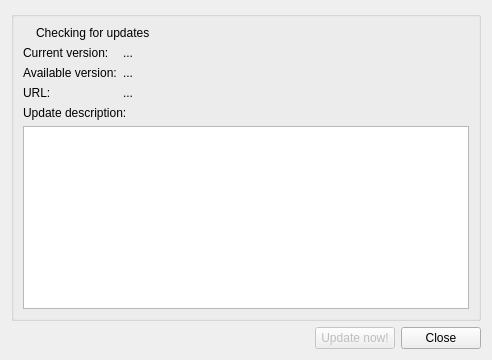
dchapyshev/aspia, file source/common/desktop/update_dialog.ui: the form before one commit.
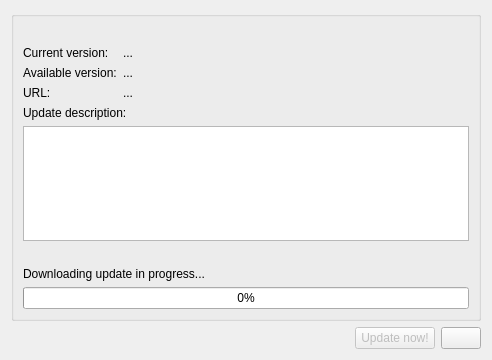
The form after the commit. Icons and pictures are not drawn.

Diff of the .ui file:
```diff
--- a/source/common/desktop/update_dialog.ui
+++ b/source/common/desktop/update_dialog.ui
@@ -41,7 +41,7 @@
         <item>
          <widget class="QLabel" name="label_title">
           <property name="text">
-           <string>Checking for updates</string>
+           <string notr="true"/>
           </property>
          </widget>
         </item>
@@ -154,6 +154,48 @@
         </property>
        </widget>
       </item>
+      <item>
+       <widget class="QLabel" name="label_error">
+        <property name="text">
+         <string notr="true"/>
+        </property>
+        <property name="wordWrap">
+         <bool>true</bool>
+        </property>
+       </widget>
+      </item>
+      <item>
+       <widget class="QWidget" name="widget_progress" native="true">
+        <layout class="QVBoxLayout" name="verticalLayout_7">
+         <property name="leftMargin">
+          <number>0</number>
+         </property>
+         <property name="topMargin">
+          <number>0</number>
+         </property>
+         <property name="rightMargin">
+          <number>0</number>
+         </property>
+         <property name="bottomMargin">
+          <number>0</number>
+         </property>
+         <item>
+          <widget class="QLabel" name="label_progress">
+           <property name="text">
+            <string>Downloading update in progress...</string>
+           </property>
+          </widget>
+         </item>
+         <item>
+          <widget class="QProgressBar" name="progress_bar">
+           <property name="value">
+            <number>0</number>
+           </property>
+          </widget>
+         </item>
+        </layout>
+       </widget>
+      </item>
      </layout>
     </widget>
    </item>
@@ -185,7 +227,7 @@
      <item>
       <widget class="QPushButton" name="button_close">
        <property name="text">
-        <string>Close</string>
+        <string notr="true"/>
        </property>
       </widget>
      </item>
```
